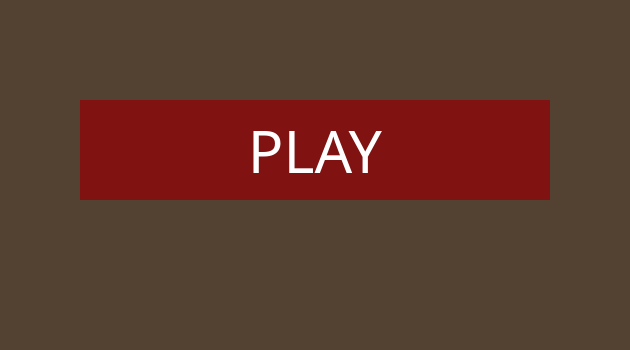
Qt form TriviadorClient/form/MainMenu.ui (andreicorbu1/Triviador) before a commit; both pictures show x 460 to 1090 and y 350 to 700 of the 1547 by 700 pixel window.
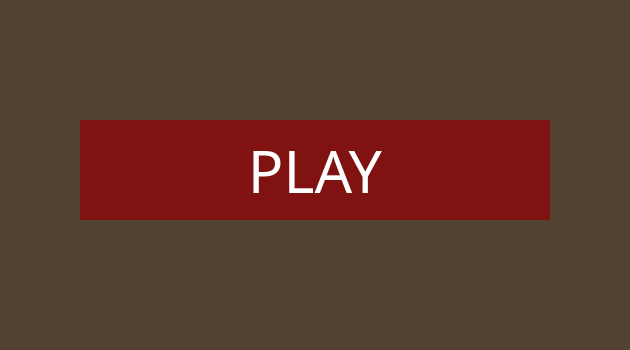
The same form after that commit. Icons and pictures are not drawn.

Commit message: Create label for errors in Client

```diff
--- a/TriviadorClient/form/MainMenu.ui
+++ b/TriviadorClient/form/MainMenu.ui
@@ -179,9 +179,9 @@
   <widget class="QStackedWidget" name="stackedWidget">
    <property name="geometry">
     <rect>
-     <x>50</x>
+     <x>60</x>
      <y>250</y>
-     <width>1431</width>
+     <width>1421</width>
      <height>451</height>
     </rect>
    </property>
@@ -192,8 +192,8 @@
     <widget class="QPushButton" name="playButton">
      <property name="geometry">
       <rect>
-       <x>490</x>
-       <y>200</y>
+       <x>480</x>
+       <y>220</y>
        <width>470</width>
        <height>100</height>
       </rect>
```
Left out of the diff: 2 changed lines with no effect on the pictures. The commit also changes 4 other files.
